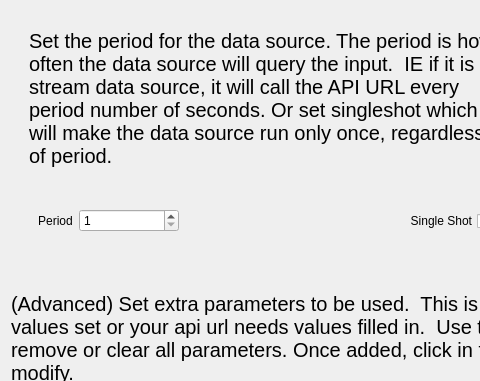
rmallow/howdyCoder, file howdyCoder/ui/qtUiFiles/createDataSourceParametersPage.ui: the form before one commit; both pictures show x 0 to 480 and y 0 to 381 of the 861 by 884 pixel window.
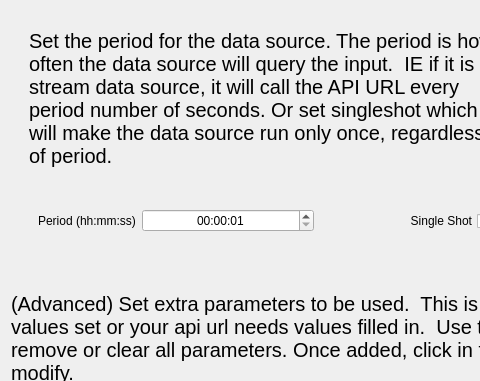
The form after the commit. Custom widgets are drawn as their Qt base class.

```diff
--- a/howdyCoder/ui/qtUiFiles/createDataSourceParametersPage.ui
+++ b/howdyCoder/ui/qtUiFiles/createDataSourceParametersPage.ui
@@ -53,7 +53,7 @@
                </sizepolicy>
               </property>
               <property name="text">
-               <string>Period</string>
+               <string>Period (hh:mm:ss)</string>
               </property>
               <property name="alignment">
                <set>Qt::AlignCenter</set>
@@ -61,27 +61,32 @@
              </widget>
             </item>
             <item>
-             <widget class="QSpinBox" name="periodSpinBox">
-              <property name="enabled">
-               <bool>true</bool>
+             <widget class="QTimeEdit" name="time_edit">
+              <property name="alignment">
+               <set>Qt::AlignCenter</set>
               </property>
-              <property name="sizePolicy">
-               <sizepolicy hsizetype="Maximum" vsizetype="Fixed">
-                <horstretch>0</horstretch>
-                <verstretch>0</verstretch>
-               </sizepolicy>
+              <property name="minimumTime">
+               <time>
+                <hour>0</hour>
+                <minute>0</minute>
+                <second>1</second>
+               </time>
               </property>
-              <property name="minimumSize">
-               <size>
-                <width>100</width>
-                <height>0</height>
-               </size>
+              <property name="currentSection">
+               <enum>QDateTimeEdit::HourSection</enum>
               </property>
-              <property name="minimum">
-               <number>1</number>
+              <property name="displayFormat">
+               <string>hh:mm:ss</string>
               </property>
-              <property name="maximum">
-               <number>999999</number>
+              <property name="currentSectionIndex">
+               <number>0</number>
+              </property>
+              <property name="time">
+               <time>
+                <hour>0</hour>
+                <minute>0</minute>
+                <second>1</second>
+               </time>
               </property>
              </widget>
             </item>
```
